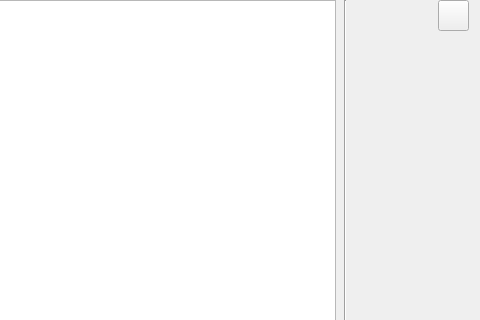
Septiemiy/NG_Project_Email_Client_2024, file EmailClient/emailclient.ui: the form before one commit; both pictures show x 375 to 855 and y 0 to 320 of the 855 by 585 pixel window.
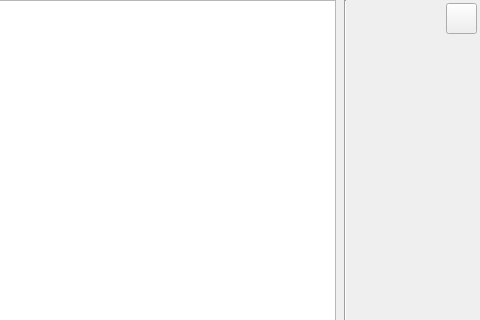
The form after the commit.

```diff
--- a/EmailClient/emailclient.ui
+++ b/EmailClient/emailclient.ui
@@ -56,8 +56,8 @@
    <widget class="QPushButton" name="b_logout">
     <property name="geometry">
      <rect>
-      <x>813</x>
-      <y>0</y>
+      <x>821</x>
+      <y>3</y>
       <width>31</width>
       <height>31</height>
      </rect>
```
